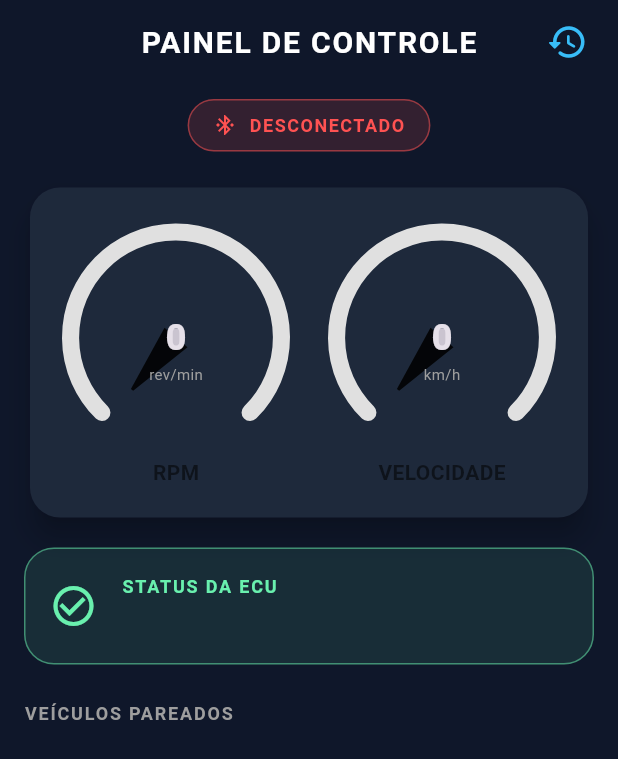
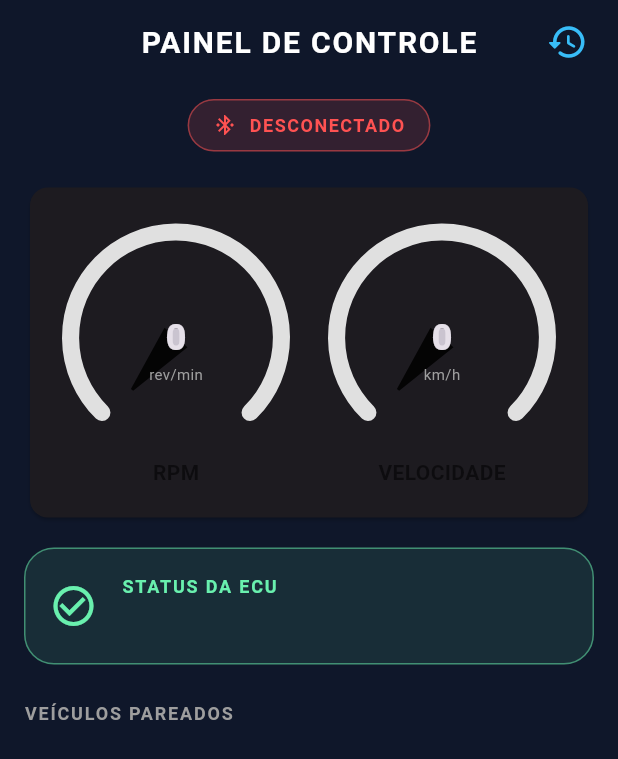
Before and after one commit to SamuelMorsch/telemetria_obd2_app, a Flutter app: the screen it shows after launch, on a phone screen of 412 x 824 dp. Shown: the top 759 px of the screen. Run offline on Flutter 3.47's test engine with Material 3 defaults, Android fonts, the phone set to English and light mode, and no system bars; drawn by our look-alikes of syncfusion_flutter_gauges; our stand-ins replace flutter_bluetooth_serial, pdf, permission_handler, printing, sqflite; accounts and stored records are empty.

Commit message:
fix: remove cardTheme para contornar conflito de versoes do SDK e libertar o pipeline

```diff
--- a/lib/main.dart
+++ b/lib/main.dart
@@ -29,11 +29,6 @@ class TelemetriaApp extends StatelessWidget {
             letterSpacing: 1.2,
           ),
         ),
-        cardTheme: CardThemeData(
-          color: const Color(0xFF1E293B), // Cor dos painéis (Slate 800)
-          elevation: 8,
-          shape: RoundedRectangleBorder(borderRadius: BorderRadius.circular(20)),
-        ),
         useMaterial3: true,
       ),
       home: const HomeScreen(),
```
